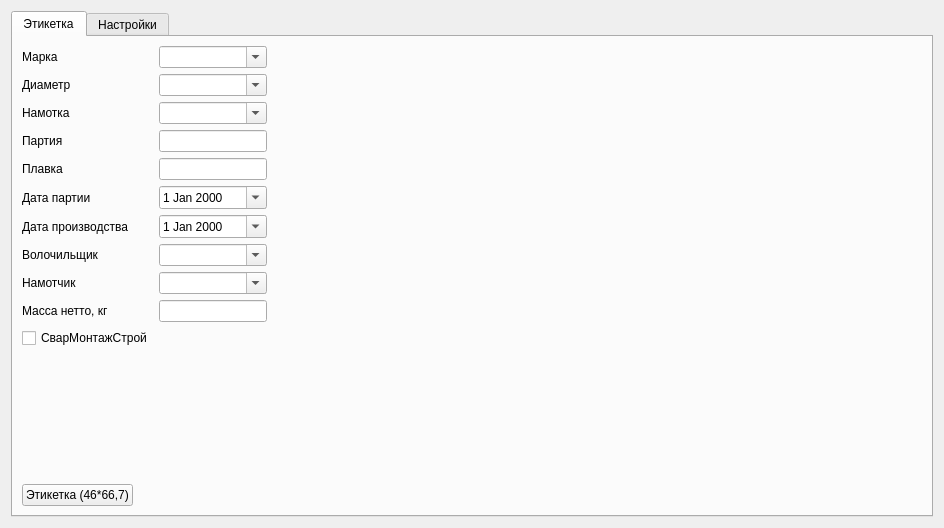
Old version of the form formlbl.ui in the repository Sergeyego/wire_pr.
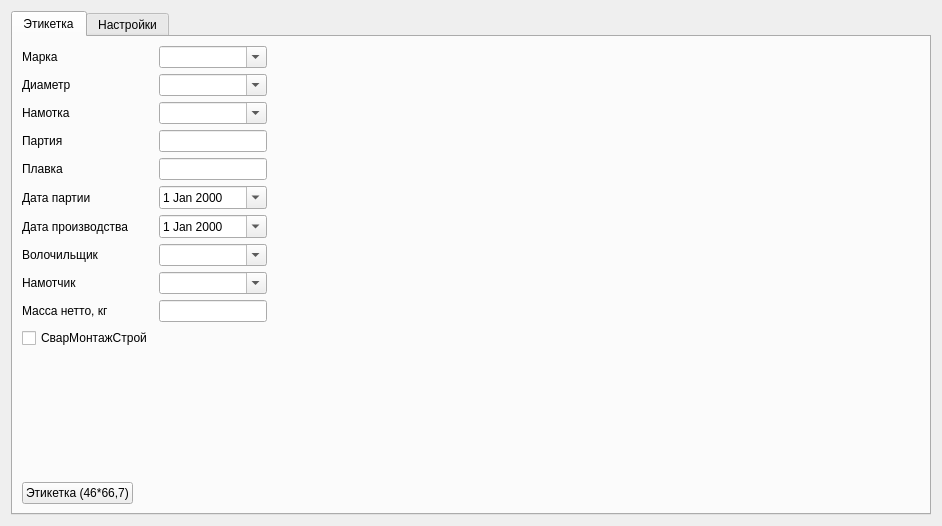
New version of the form. Custom widgets are drawn as their Qt base class.

```diff
--- a/formlbl.ui
+++ b/formlbl.ui
@@ -6,8 +6,8 @@
    <rect>
     <x>0</x>
     <y>0</y>
-    <width>944</width>
-    <height>528</height>
+    <width>942</width>
+    <height>526</height>
    </rect>
   </property>
   <property name="windowTitle">
```
Left out of the diff: 12 changed lines with no effect on the pictures.
